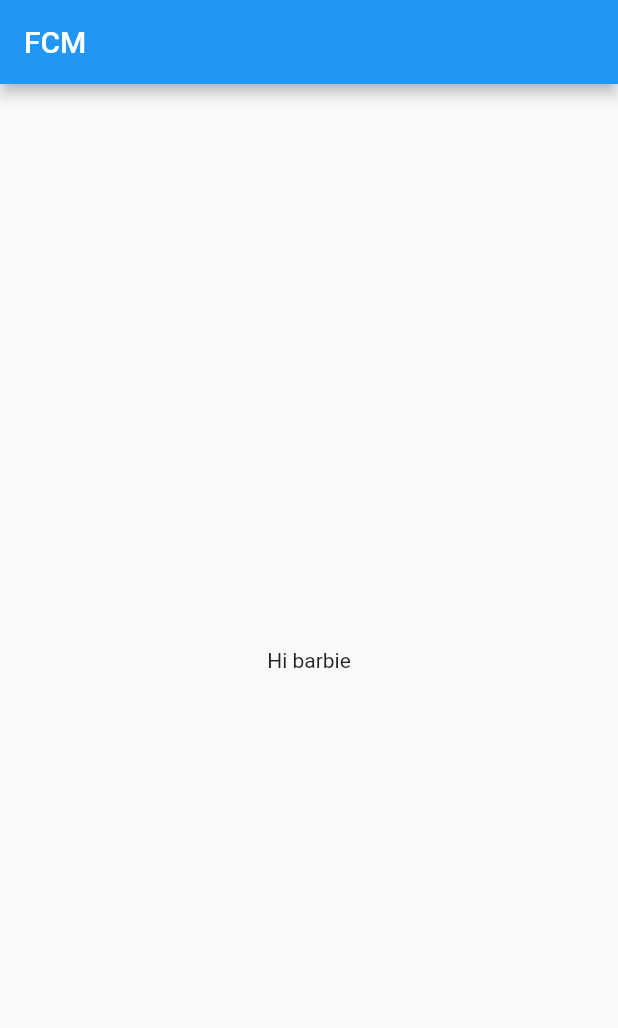
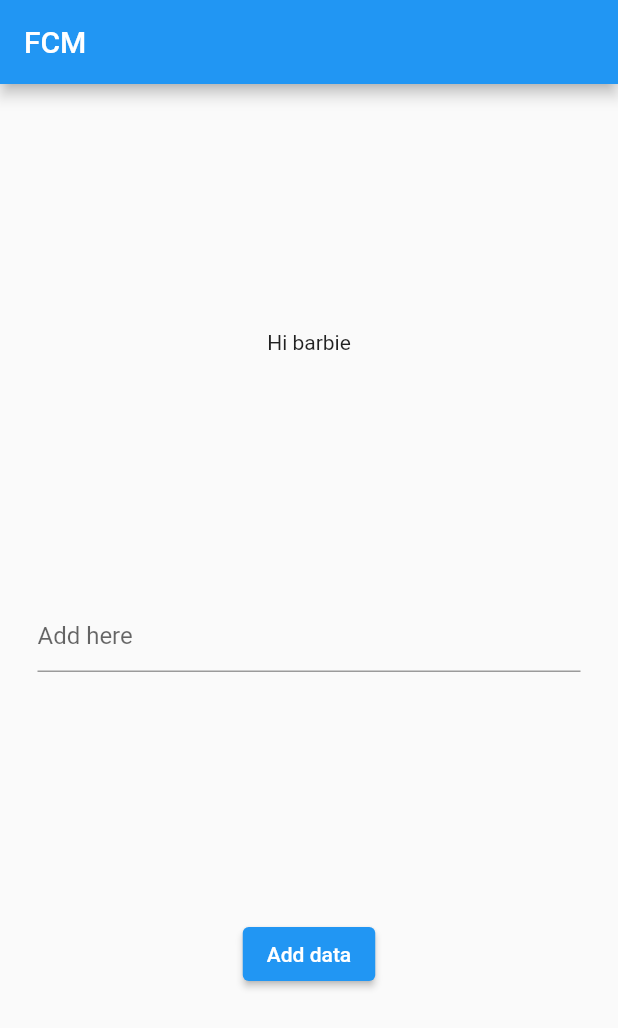
Before and after one commit to chaya-n/notification-app, a Flutter app: the screen it shows after launch, on a phone screen of 412 x 824 dp. Shown: the top 1028 px of the screen. Run offline on Flutter 3.47's test engine with Material 2 defaults, Android fonts, the phone set to English and light mode, and no system bars; our stand-ins replace cloud_firestore, firebase_core, firebase_messaging; accounts and stored records are empty.

```diff
--- a/lib/fcm_handler.dart
+++ b/lib/fcm_handler.dart
@@ -1,4 +1,5 @@
 import 'package:firebase_messaging/firebase_messaging.dart';
+import 'package:cloud_firestore/cloud_firestore.dart';
 
 class FirebaseNotificationsHandler {
   void printToken() async {
@@ -7,3 +8,10 @@ class FirebaseNotificationsHandler {
     print(fcmToken);
   }
 }
+
+class FirestoreHandler {
+  final db = FirebaseFirestore.instance;
+  Future<void> addToFirestore(Map m) async {
+    db.collection('orders').add(m as Map<String, dynamic>);
+  }
+}
--- a/lib/main.dart
+++ b/lib/main.dart
@@ -9,11 +9,12 @@ void main() async {
     options: DefaultFirebaseOptions.currentPlatform,
   );
   FirebaseNotificationsHandler().printToken();
-  runApp(const MyApp());
+  runApp(MyApp());
 }
 
 class MyApp extends StatelessWidget {
-  const MyApp({super.key});
+  MyApp({super.key});
+  TextEditingController dataController = TextEditingController();
   @override
   Widget build(BuildContext context) {
     return MaterialApp(
@@ -22,8 +23,43 @@ class MyApp extends StatelessWidget {
           appBar: AppBar(
             title: const Text('FCM'),
           ),
-          body: const Center(
-            child: Text('Hi barbie'),
+          body: Column(
+            mainAxisAlignment: MainAxisAlignment.spaceEvenly,
+            children: [
+              const Center(
+                child: Text('Hi barbie'),
+              ),
+              Padding(
+                padding: const EdgeInsets.symmetric(horizontal: 25),
+                child: TextField(
+                  controller: dataController,
+                  decoration: const InputDecoration(hintText: 'Add here'),
+                ),
+              ),
+              ElevatedButton(
+                  onPressed: () {
+                    FirestoreHandler()
+                        .addToFirestore({"data": dataController.text}
+                            as Map<String, dynamic>)
+                        .then((value) {
+                      print('success');
+                      var snackBar = const SnackBar(
+                        content: Text('Successful'),
+                        backgroundColor: Colors.green,
+                      );
+                      ScaffoldMessenger.of(context).showSnackBar(snackBar);
+                    }).onError((error, stackTrace) {
+                      print(error.toString());
+                      var snackBar = const SnackBar(
+                        content: Text('Failure'),
+                        backgroundColor: Colors.red,
+                      );
+                      ScaffoldMessenger.of(context).showSnackBar(snackBar);
+                    });
+                    dataController.clear();
+                  },
+                  child: const Text('Add data'))
+            ],
           ),
         ));
   }
--- a/pubspec.yaml
+++ b/pubspec.yaml
@@ -37,6 +37,7 @@ dependencies:
   cupertino_icons: ^1.0.2
   firebase_core: ^2.15.0
   firebase_messaging: ^14.6.5
+  cloud_firestore: ^4.8.4
 
 dev_dependencies:
   flutter_test:
```
Also changed, not shown: firebase.json, pubspec.lock, 4 other files.
